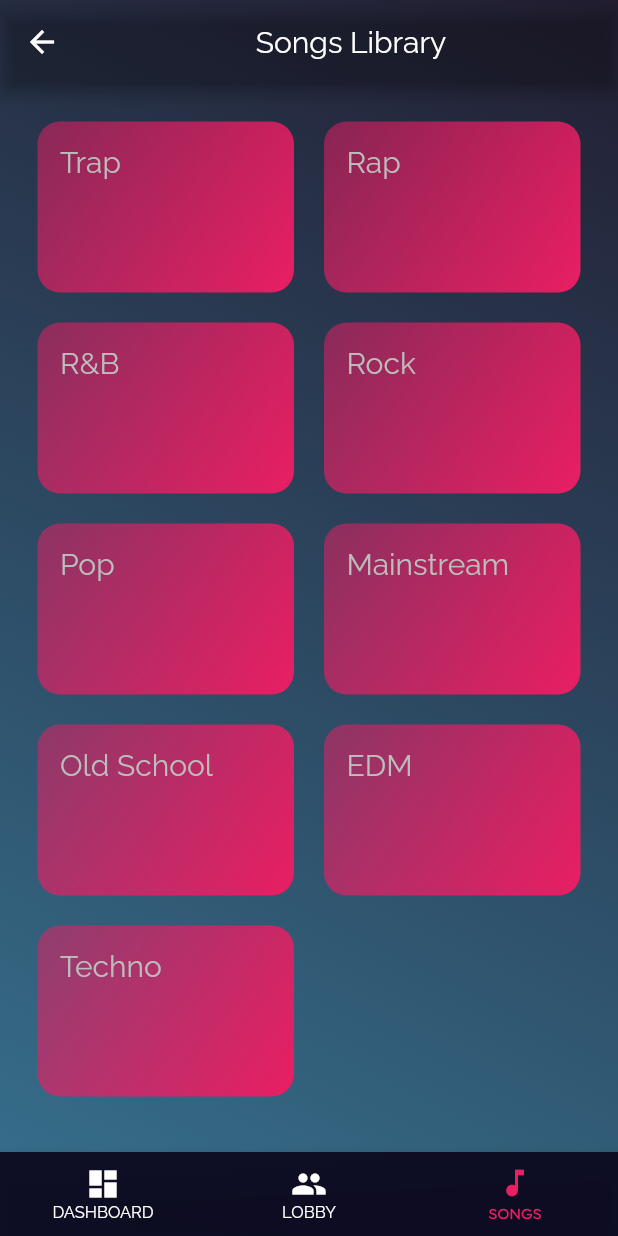
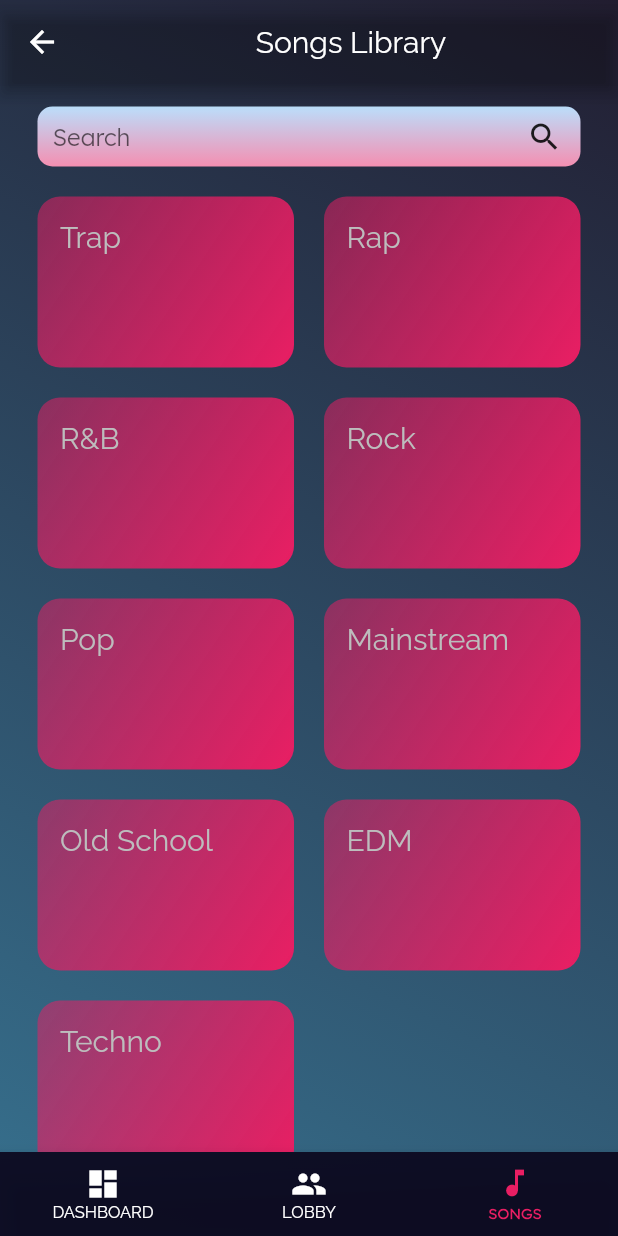
Before and after one commit to emeban44/my_dj_app, a Flutter app: the AdminScreen screen opened directly, item 3 of the bottom bar chosen, on a phone screen of 412 x 824 dp. Run offline on Flutter 3.47's test engine with Material 2 defaults, Android fonts, the phone set to English and light mode, and no system bars; our stand-ins replace cloud_firestore, firebase_auth, firebase_core, shared_preferences; accounts and stored records are empty.

Commit message:
search input box design

```diff
--- a/lib/screens/admin/songs_screen.dart
+++ b/lib/screens/admin/songs_screen.dart
@@ -1,4 +1,5 @@
 import 'package:flutter/material.dart';
+import 'package:flutter/services.dart';
 
 import '../../widgets/admin/songs_by_genre.dart';
 import '../../widgets/admin/genre_item.dart';
@@ -12,6 +13,8 @@ class SongsScreen extends StatefulWidget {
 class _SongsScreenState extends State<SongsScreen> {
   var showByGenre = false;
   var genre;
+  bool searching = false;
+  final _searchController = TextEditingController();
 
   void toggleGenres(String genreFrom) {
     setState(() {
@@ -26,12 +29,67 @@ class _SongsScreenState extends State<SongsScreen> {
     });
   }
 
+  void searchSongs() {
+    if (_searchController.text.isEmpty) return;
+  }
+
   @override
   Widget build(BuildContext context) {
     return showByGenre
         ? SongsByGenre(genre, goBack)
-        : GridView(
-            padding: const EdgeInsets.all(25),
+        : Column(
+            mainAxisSize: MainAxisSize.min,
+            children: [
+              Container(
+                padding: EdgeInsets.only(left: 10),
+                margin:
+                    EdgeInsets.only(top: 15, right: 25, left: 25, bottom: 5),
+                //    color: Colors.purple,
+                height: 40,
+                width: double.infinity,
+                decoration: BoxDecoration(
+                    borderRadius: BorderRadius.circular(10),
+                    gradient: LinearGradient(
+                      begin: Alignment.topCenter,
+                      end: Alignment.bottomCenter,
+                      colors: [Colors.blue.shade100, Colors.pink.shade200],
+                    )),
+                child: Row(
+                  mainAxisAlignment: MainAxisAlignment.spaceBetween,
+                  crossAxisAlignment: CrossAxisAlignment.center,
+                  children: [
+                    Flexible(
+                      flex: 4,
+                      child: TextFormField(
+                        controller: _searchController,
+                        keyboardType: TextInputType.text,
+                        textCapitalization: TextCapitalization.words,
+                        style: TextStyle(
+                          fontFamily: 'Lexend',
+                          //    fontWeight: FontWeight.w600,
+                        ),
+                        decoration: InputDecoration(
+                          border: InputBorder.none,
+                          hintText: 'Search',
+                          hintStyle: TextStyle(fontWeight: FontWeight.normal),
+                        ),
+                      ),
+                    ),
+                    Flexible(
+                      flex: 1,
+                      child: Container(
+                        padding: EdgeInsets.only(bottom: 5),
+                        child: IconButton(
+                            icon: Icon(Icons.search), onPressed: () {}),
+                      ),
+                    )
+                  ],
+                ),
+              ),
+              Expanded(
+                child: GridView(
+                  padding: const EdgeInsets.only(
+                      right: 25, left: 25, bottom: 25, top: 15),
                   children: Genres.genres
                       .map((genreData) => GenreItem(
                             genreData,
@@ -45,6 +103,9 @@ class _SongsScreenState extends State<SongsScreen> {
                     crossAxisSpacing: 20,
                     mainAxisSpacing: 20,
                   ),
+                ),
+              ),
+            ],
           );
   }
 }
```
Lines whose indentation alone changed are shown as unchanged.
